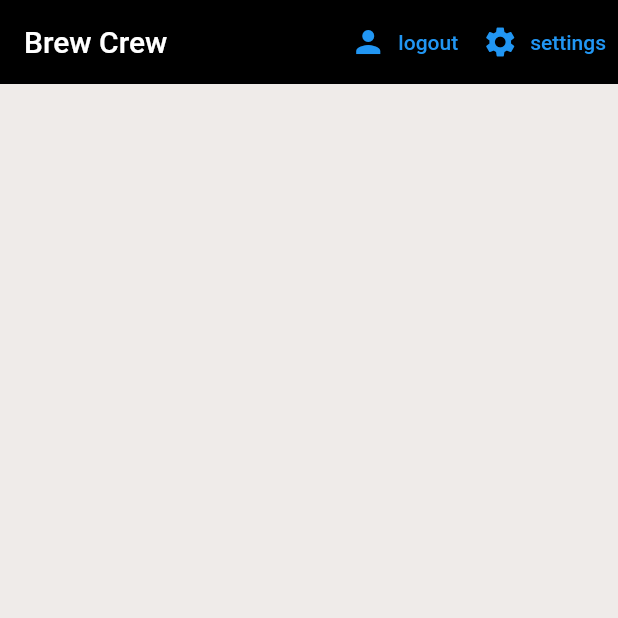
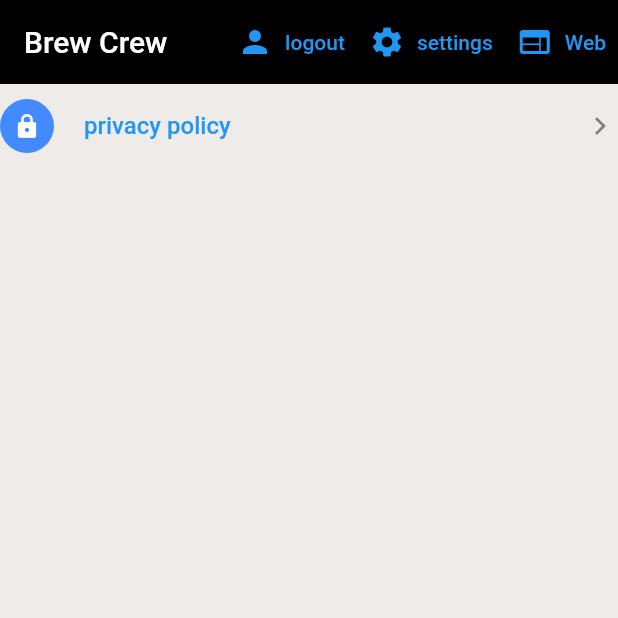
Before and after one commit to mawnir/flutter_firebase, a Flutter app: the screen it shows once a user with an empty profile is signed in, on a phone screen of 412 x 824 dp, the top half of it. Run offline on Flutter 3.47's test engine with Material 2 defaults, Android fonts, the phone set to English and light mode, and no system bars; our stand-ins replace cloud_firestore, firebase_auth, firebase_core, flutter_spinkit, webview_flutter; missing offline and left inert: flutter_web_browser; accounts and stored records are empty.

```diff
--- a/lib/screens/home/brew_list.dart
+++ b/lib/screens/home/brew_list.dart
@@ -3,6 +3,7 @@ import 'package:flutter/material.dart';
 import 'package:provider/provider.dart';
 
 import '../../models/brew.dart';
+import '../../services/app_service.dart';
 import 'brew_tile.dart';
 
 class BrewList extends StatefulWidget {
@@ -29,11 +30,38 @@ class _BrewListState extends State<BrewList> {
     //   });
     // }
 
-    return ListView.builder(
-      itemCount: brews.length,
-      itemBuilder: (context, index) {
-        return BrewTile(brew: brews[index]);
-      },
+    return Column(
+      children: [
+        ListView.builder(
+          scrollDirection: Axis.vertical,
+          shrinkWrap: true,
+          itemCount: brews.length,
+          itemBuilder: (context, index) {
+            return BrewTile(brew: brews[index]);
+          },
+        ),
+        ListTile(
+          contentPadding: EdgeInsets.all(0),
+          leading: const CircleAvatar(
+            backgroundColor: Colors.blueAccent,
+            radius: 18,
+            child: Icon(
+              Icons.lock,
+              size: 18,
+              color: Colors.white,
+            ),
+          ),
+          title: Text(
+            'privacy policy',
+            style: TextStyle(
+                fontSize: 16,
+                fontWeight: FontWeight.w500,
+                color: Theme.of(context).colorScheme.primary),
+          ),
+          trailing: Icon(Icons.chevron_right),
+          onTap: () => AppService().openLinkWithCustomTab(context, "https://github.com/"),
+        ),
+      ],
     );
   }
 }
--- a/lib/screens/home/home.dart
+++ b/lib/screens/home/home.dart
@@ -1,4 +1,5 @@
 import 'package:flutter/material.dart';
+import 'package:flutter_firebase/screens/home/my_webview.dart';
 import 'package:flutter_firebase/screens/home/settings_form.dart';
 import 'package:provider/provider.dart';
 
@@ -44,6 +45,16 @@ class Home extends StatelessWidget {
               icon: Icon(Icons.settings),
               label: Text('settings'),
               onPressed: () => _showSettingsPanel(),
+            ),
+            TextButton.icon(
+              icon: Icon(Icons.web),
+              label: Text('Web'),
+              onPressed: () {
+                Navigator.push(
+                  context,
+                  MaterialPageRoute(builder: (context) => const MyWebView()),
+                );
+              },
             )
           ],
         ),
--- a/pubspec.yaml
+++ b/pubspec.yaml
@@ -40,6 +40,9 @@ dependencies:
   firebase_core: ^2.7.1
   provider: ^6.0.5
   flutter_spinkit: ^5.1.0
+  webview_flutter: ^4.0.6
+  flutter_web_browser: ^0.17.1
+
 
 dev_dependencies:
   flutter_test:
```
Also changed, not shown: lib/screens/home/my_webview.dart (added, +48 -0 lines), lib/services/app_service.dart (added, +24 -0 lines), pubspec.lock.
